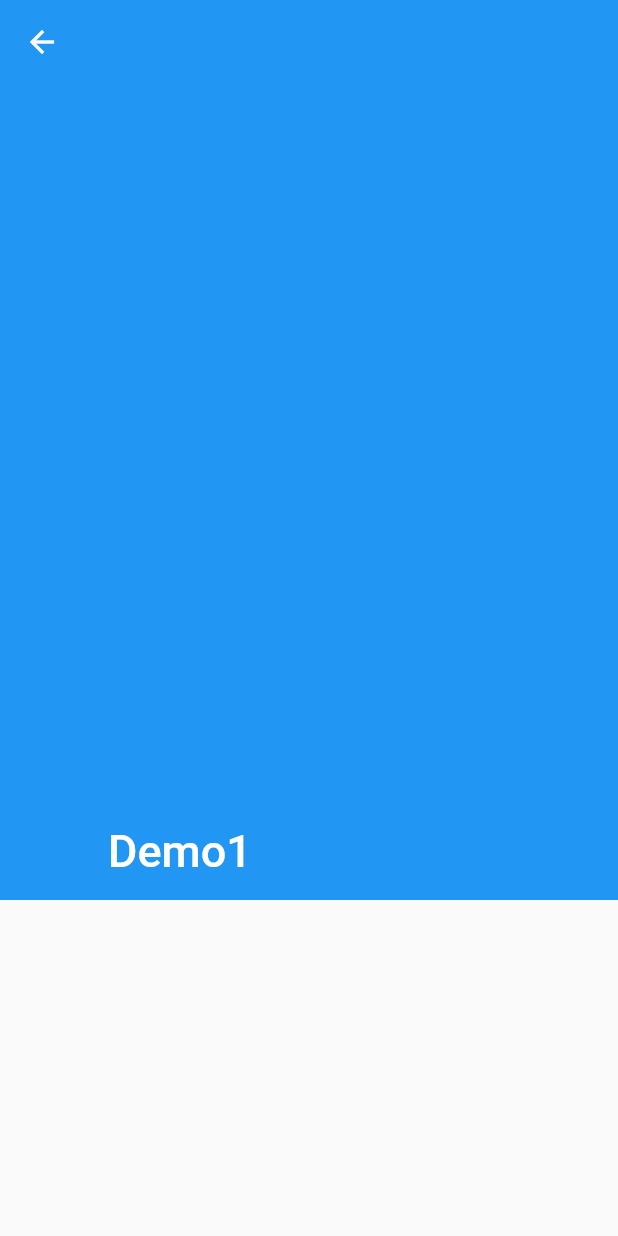
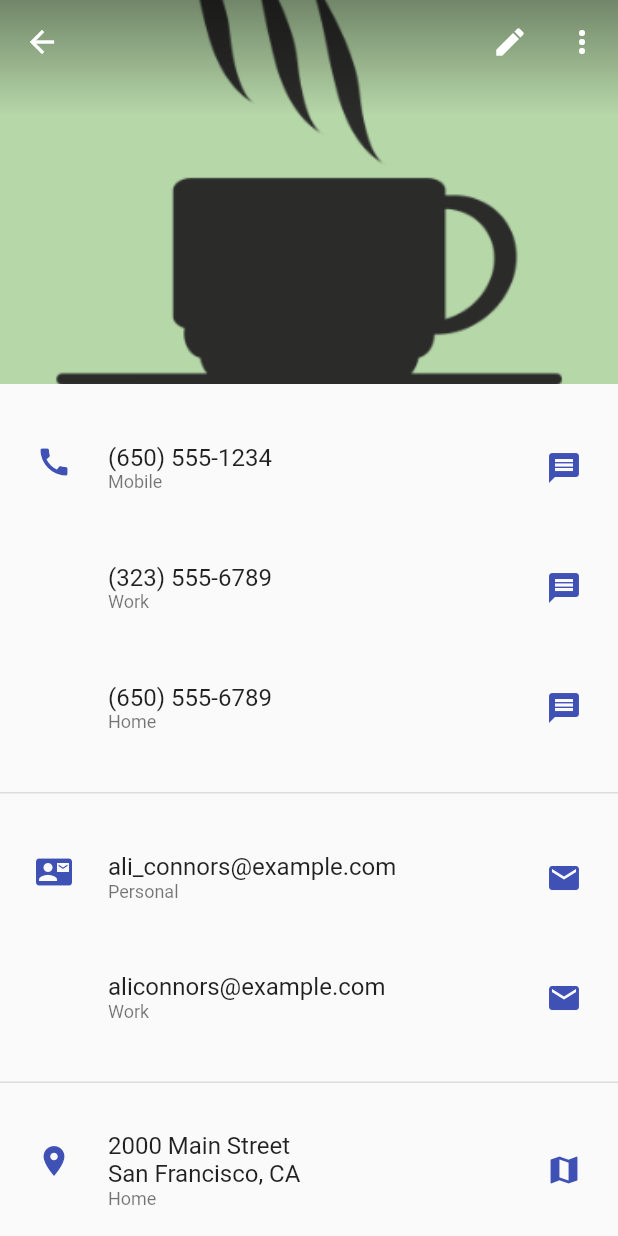
Before and after one commit to pvijender/flutter_eat_social, a Flutter app: the ThirdScreen screen opened directly, on a phone screen of 412 x 824 dp. Run offline on Flutter 3.47's test engine with Material 2 defaults, Android fonts, the phone set to English and light mode, and no system bars; network calls fail.

Commit message:
New updates as on 19th May

```diff
--- /dev/null
+++ b/lib/logic/contacts.dart
@@ -0,0 +1,376 @@
+import 'package:flutter/material.dart';
+
+class _ContactCategory extends StatelessWidget {
+  const _ContactCategory({ Key key, this.icon, this.children }) : super(key: key);
+
+  final IconData icon;
+  final List<Widget> children;
+
+  @override
+  Widget build(BuildContext context) {
+    final ThemeData themeData = Theme.of(context);
+    return new Container(
+      padding: const EdgeInsets.symmetric(vertical: 16.0),
+      decoration: new BoxDecoration(
+          border: new Border(bottom: new BorderSide(color: themeData.dividerColor))
+      ),
+      child: new DefaultTextStyle(
+        style: Theme.of(context).textTheme.subhead,
+        child: new SafeArea(
+          top: false,
+          bottom: false,
+          child: new Row(
+            crossAxisAlignment: CrossAxisAlignment.start,
+            children: <Widget>[
+              new Container(
+                  padding: const EdgeInsets.symmetric(vertical: 24.0),
+                  width: 72.0,
+                  child: new Icon(icon, color: themeData.primaryColor)
+              ),
+              new Expanded(child: new Column(children: children))
+            ],
+          ),
+        ),
+      ),
+    );
+  }
+}
+
+class _MyCategory extends StatelessWidget {
+  const _MyCategory({ Key key, this.icon, this.children }) : super(key: key);
+
+  final IconData icon;
+  final List<Widget> children;
+
+  @override
+  Widget build(BuildContext context) {
+    final ThemeData themeData = Theme.of(context);
+    return new Container(
+      padding: const EdgeInsets.symmetric(vertical: 16.0),
+      decoration: new BoxDecoration(
+          border: new Border(bottom: new BorderSide(color: themeData.dividerColor))
+      ),
+      child: new DefaultTextStyle(
+        style: Theme.of(context).textTheme.subhead,
+        child: new SafeArea(
+          top: false,
+          bottom: false,
+          child: new Row(
+            crossAxisAlignment: CrossAxisAlignment.start,
+            children: <Widget>[
+              new Container(
+                  padding: const EdgeInsets.symmetric(vertical: 24.0),
+                  width: 72.0,
+                  child: new Icon(icon, color: themeData.primaryColor)
+              ),
+              new Expanded(child: new Column(children: children))
+            ],
+          ),
+        ),
+      ),
+    );
+  }
+}
+
+class _ContactItem extends StatelessWidget {
+  _ContactItem({ Key key, this.icon, this.lines, this.tooltip, this.onPressed })
+      : assert(lines.length > 1),
+        super(key: key);
+
+  final IconData icon;
+  final List<String> lines;
+  final String tooltip;
+  final VoidCallback onPressed;
+
+  @override
+  Widget build(BuildContext context) {
+    final ThemeData themeData = Theme.of(context);
+    final List<Widget> columnChildren = lines.sublist(0, lines.length - 1).map((String line) => new Text(line)).toList();
+    columnChildren.add(new Text(lines.last, style: themeData.textTheme.caption));
+
+    final List<Widget> rowChildren = <Widget>[
+
+      new Expanded(
+          child: new Column(
+              crossAxisAlignment: CrossAxisAlignment.start,
+              children: columnChildren
+          )
+      )
+    ];
+    if (icon != null) {
+      rowChildren.add(new SizedBox(
+          width: 72.0,
+          child: new IconButton(
+              icon: new Icon(icon),
+              color: themeData.primaryColor,
+              onPressed: onPressed
+          )
+      ));
+    }
+    return new MergeSemantics(
+      child: new Padding(
+          padding: const EdgeInsets.symmetric(vertical: 16.0),
+          child: new Row(
+              mainAxisAlignment: MainAxisAlignment.spaceBetween,
+              children: rowChildren
+          )
+      ),
+    );
+  }
+}
+
+class ContactsDemo extends StatefulWidget {
+  static const String routeName = '/contacts';
+
+  @override
+  ContactsDemoState createState() => new ContactsDemoState();
+}
+
+enum AppBarBehavior { normal, pinned, floating, snapping }
+
+class ContactsDemoState extends State<ContactsDemo> {
+  static final GlobalKey<ScaffoldState> _scaffoldKey = new GlobalKey<ScaffoldState>();
+  final double _appBarHeight = 256.0;
+
+  AppBarBehavior _appBarBehavior = AppBarBehavior.pinned;
+
+  @override
+  Widget build(BuildContext context) {
+    return new Theme(
+      data: new ThemeData(
+        brightness: Brightness.light,
+        primarySwatch: Colors.indigo,
+        platform: Theme.of(context).platform,
+      ),
+      child: new Scaffold(
+        key: _scaffoldKey,
+        body: new CustomScrollView(
+          slivers: <Widget>[
+            new SliverAppBar(
+              expandedHeight: _appBarHeight,
+              pinned: _appBarBehavior == AppBarBehavior.pinned,
+              floating: _appBarBehavior == AppBarBehavior.floating || _appBarBehavior == AppBarBehavior.snapping,
+              snap: _appBarBehavior == AppBarBehavior.snapping,
+              actions: <Widget>[
+                new IconButton(
+                  icon: const Icon(Icons.create),
+                  tooltip: 'Edit',
+                  onPressed: () {
+                    _scaffoldKey.currentState.showSnackBar(const SnackBar(
+                        content: const Text("Editing isn't supported in this screen.")
+                    ));
+                  },
+                ),
+                new PopupMenuButton<AppBarBehavior>(
+                  onSelected: (AppBarBehavior value) {
+                    setState(() {
+                      _appBarBehavior = value;
+                    });
+                  },
+                  itemBuilder: (BuildContext context) => <PopupMenuItem<AppBarBehavior>>[
+                    const PopupMenuItem<AppBarBehavior>(
+                        value: AppBarBehavior.normal,
+                        child: const Text('App bar scrolls away')
+                    ),
+                    const PopupMenuItem<AppBarBehavior>(
+                        value: AppBarBehavior.pinned,
+                        child: const Text('App bar stays put')
+                    ),
+                    const PopupMenuItem<AppBarBehavior>(
+                        value: AppBarBehavior.floating,
+                        child: const Text('App bar floats')
+                    ),
+                    const PopupMenuItem<AppBarBehavior>(
+                        value: AppBarBehavior.snapping,
+                        child: const Text('App bar snaps')
+                    ),
+                  ],
+                ),
+              ],
+              flexibleSpace: new FlexibleSpaceBar(
+                //title: const Text('Ali Connors1'),
+                background: new Stack(
+                  fit: StackFit.expand,
+                  children: <Widget>[
+                    new Image.asset(
+                      'images/coffee.PNG',
+                      //package: 'flutter_gallery_assets',
+                      fit: BoxFit.cover,
+                      height: _appBarHeight,
+                    ),
+                    // This gradient ensures that the toolbar icons are distinct
+                    // against the background image.
+                    const DecoratedBox(
+                      decoration: const BoxDecoration(
+                        gradient: const LinearGradient(
+                          begin: const Alignment(0.0, -1.0),
+                          end: const Alignment(0.0, -0.4),
+                          colors: const <Color>[const Color(0x60000000), const Color(0x00000000)],
+                        ),
+                      ),
+                    ),
+                  ],
+                ),
+              ),
+            ),
+            new SliverList(
+              delegate: new SliverChildListDelegate(<Widget>[
+                new _MyCategory(
+                  icon: Icons.call,
+                  children: <Widget>[
+                    new _ContactItem(
+                      icon: Icons.message,
+                      tooltip: 'Send message',
+                      onPressed: () {
+                        _scaffoldKey.currentState.showSnackBar(const SnackBar(
+                            content: const Text('Pretend that this opened your SMS application.')
+                        ));
+                      },
+                      lines: const <String>[
+                        '(650) 555-1234',
+                        'Mobile',
+                      ],
+                    ),
+                    new _ContactItem(
+                      icon: Icons.message,
+                      tooltip: 'Send message',
+                      onPressed: () {
+                        _scaffoldKey.currentState.showSnackBar(const SnackBar(
+                            content: const Text('A messaging app appears.')
+                        ));
+                      },
+                      lines: const <String>[
+                        '(323) 555-6789',
+                        'Work',
+                      ],
+                    ),
+                    new _ContactItem(
+                      icon: Icons.message,
+                      tooltip: 'Send message',
+                      onPressed: () {
+                        _scaffoldKey.currentState.showSnackBar(const SnackBar(
+                            content: const Text('Imagine if you will, a messaging application.')
+                        ));
+                      },
+                      lines: const <String>[
+                        '(650) 555-6789',
+                        'Home',
+                      ],
+                    ),
+                  ],
+                ),
+                new _ContactCategory(
+                  icon: Icons.contact_mail,
+                  children: <Widget>[
+                    new _ContactItem(
+                      icon: Icons.email,
+                      tooltip: 'Send personal e-mail',
+                      onPressed: () {
+                        _scaffoldKey.currentState.showSnackBar(const SnackBar(
+                            content: const Text('Here, your e-mail application would open.')
+                        ));
+                      },
+                      lines: const <String>[
+                        'ali_connors@example.com',
+                        'Personal',
+                      ],
+                    ),
+                    new _ContactItem(
+                      icon: Icons.email,
+                      tooltip: 'Send work e-mail',
+                      onPressed: () {
+                        _scaffoldKey.currentState.showSnackBar(const SnackBar(
+                            content: const Text('Summon your favorite e-mail application here.')
+                        ));
+                      },
+                      lines: const <String>[
+                        'aliconnors@example.com',
+                        'Work',
+                      ],
+                    ),
+                  ],
+                ),
+                new _ContactCategory(
+                  icon: Icons.location_on,
+                  children: <Widget>[
+                    new _ContactItem(
+                      icon: Icons.map,
+                      tooltip: 'Open map',
+                      onPressed: () {
+                        _scaffoldKey.currentState.showSnackBar(const SnackBar(
+                            content: const Text('This would show a map of San Francisco.')
+                        ));
+                      },
+                      lines: const <String>[
+                        '2000 Main Street',
+                        'San Francisco, CA',
+                        'Home',
+                      ],
+                    ),
+                    new _ContactItem(
+                      icon: Icons.map,
+                      tooltip: 'Open map',
+                      onPressed: () {
+                        _scaffoldKey.currentState.showSnackBar(const SnackBar(
+                            content: const Text('This would show a map of Mountain View.')
+                        ));
+                      },
+                      lines: const <String>[
+                        '1600 Amphitheater Parkway',
+                        'Mountain View, CA',
+                        'Work',
+                      ],
+                    ),
+                    new _ContactItem(
+                      icon: Icons.map,
+                      tooltip: 'Open map',
+                      onPressed: () {
+                        _scaffoldKey.currentState.showSnackBar(const SnackBar(
+                            content: const Text('This would also show a map, if this was not a demo.')
+                        ));
+                      },
+                      lines: const <String>[
+                        '126 Severyns Ave',
+                        'Mountain View, CA',
+                        'Jet Travel',
+                      ],
+                    ),
+                  ],
+                ),
+                new _ContactCategory(
+                  icon: Icons.today,
+                  children: <Widget>[
+                    new _ContactItem(
+                      lines: const <String>[
+                        'Birthday',
+                        'January 9th, 1989',
+                      ],
+                    ),
+                    new _ContactItem(
+                      lines: const <String>[
+                        'Wedding anniversary',
+                        'June 21st, 2014',
+                      ],
+                    ),
+                    new _ContactItem(
+                      lines: const <String>[
+                        'First day in office',
+                        'January 20th, 2015',
+                      ],
+                    ),
+                    new _ContactItem(
+                      lines: const <String>[
+                        'Last day in office',
+                        'August 9th, 2015',
+                      ],
+                    ),
+                  ],
+                ),
+              ]),
+            ),
+          ],
+        ),
+      ),
+    );
+  }
+}
--- a/pubspec.yaml
+++ b/pubspec.yaml
@@ -28,11 +28,14 @@ flutter:
   # To add assets to your application, add an assets section, like this:
   assets:
     - images/AD.png
-    - images/coffee.png
+    - images/coffee.PNG
+    - images/coffee_temp.PNG
     - images/logo.png
     - images/other_icon.png
     - images/plan_icon.png
     - images/posts_icon.png
+    - images/join_icon.png
+    - images/chat_icon.png
     - images/1x/AD.png
     - images/2x/AD.png
     - images/3.5x/AD.png
```
Also changed, not shown: lib/logic/DisplayPosts.dart (+116 -51 lines), images/1x/coffee.PNG (added), images/chat_icon.png (added), images/coffee_temp.PNG (added), images/join_icon.png (added).
